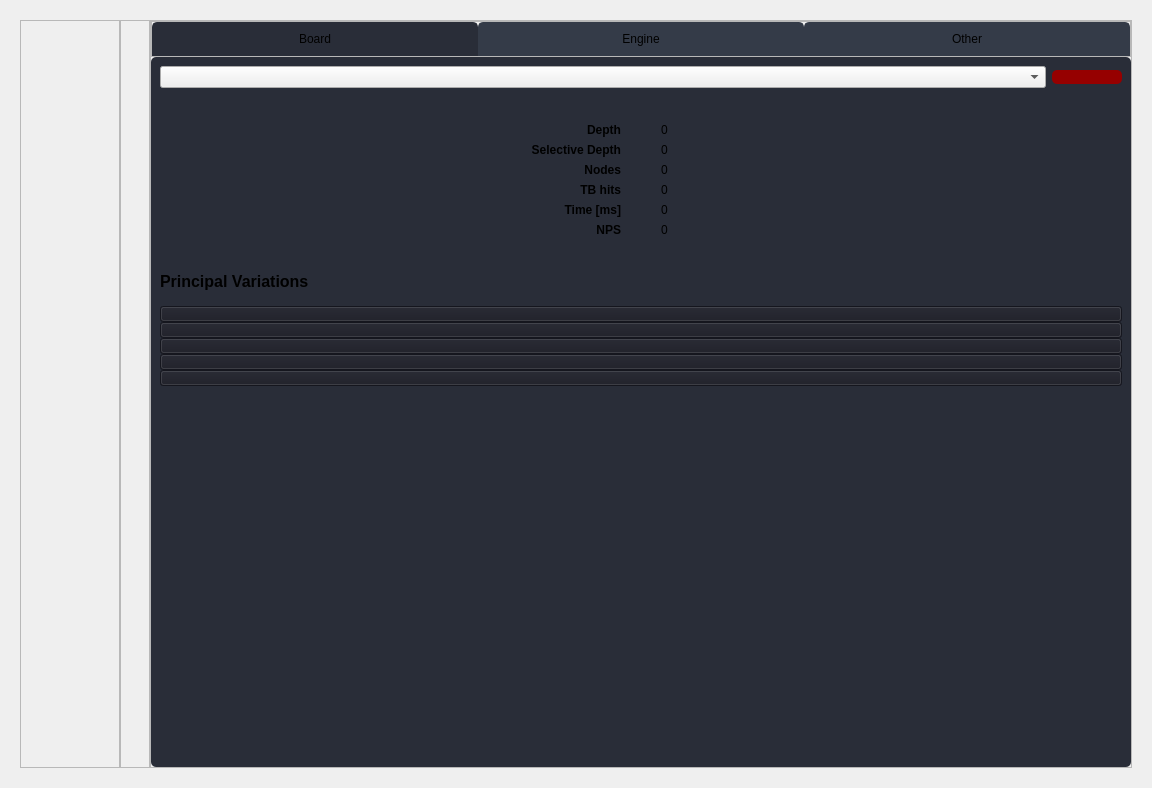
The window that src/analysewidget_form.ui (Luecx/ChessGUI) describes before a commit, drawn with Qt 5.
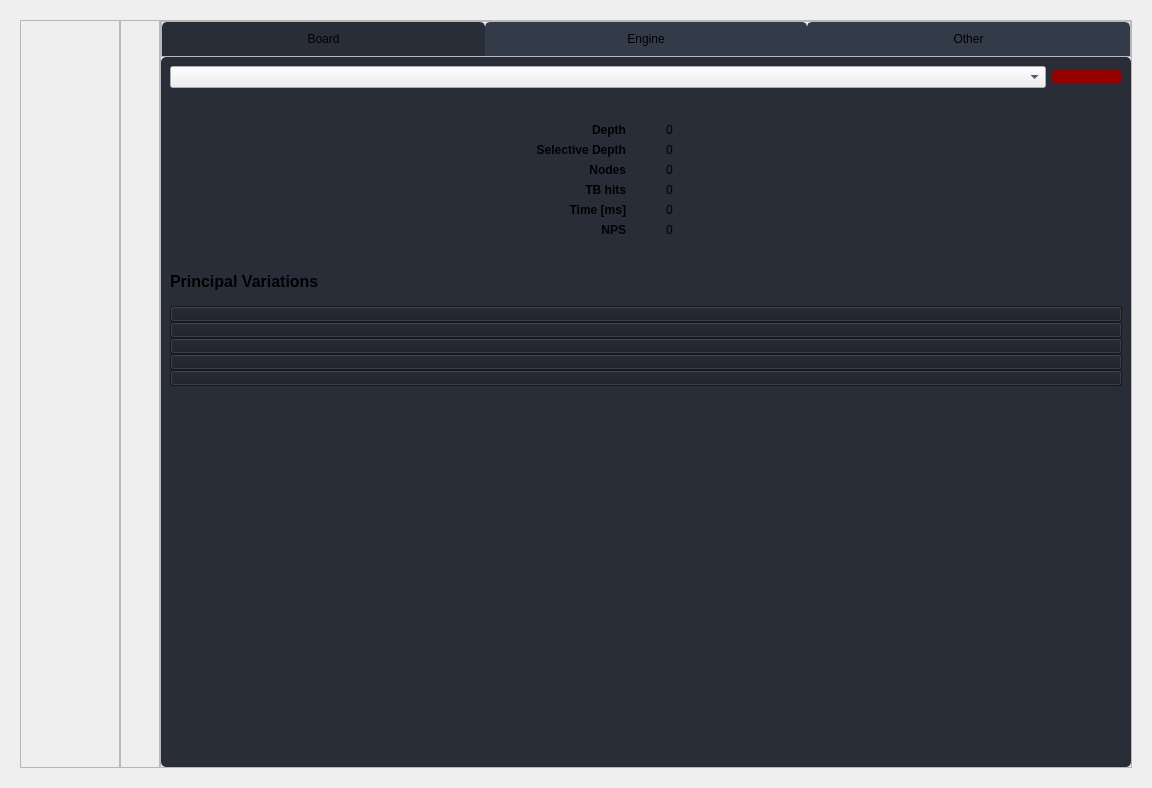
The same window after the commit. The open tabs and pages were chosen to show the change. Icons and pictures are not drawn.

Patch:
```diff
--- a/src/analysewidget_form.ui
+++ b/src/analysewidget_form.ui
@@ -75,7 +75,7 @@
      </property>
      <property name="minimumSize">
       <size>
-       <width>30</width>
+       <width>40</width>
        <height>0</height>
       </size>
      </property>
@@ -91,6 +91,33 @@
      <property name="frameShadow">
       <enum>QFrame::Raised</enum>
      </property>
+     <layout class="QHBoxLayout" name="horizontalLayout_7">
+      <property name="spacing">
+       <number>0</number>
+      </property>
+      <property name="leftMargin">
+       <number>0</number>
+      </property>
+      <property name="topMargin">
+       <number>0</number>
+      </property>
+      <property name="rightMargin">
+       <number>0</number>
+      </property>
+      <property name="bottomMargin">
+       <number>0</number>
+      </property>
+      <item>
+       <layout class="QGridLayout" name="evalbar_layout">
+        <property name="sizeConstraint">
+         <enum>QLayout::SetMaximumSize</enum>
+        </property>
+        <property name="horizontalSpacing">
+         <number>0</number>
+        </property>
+       </layout>
+      </item>
+     </layout>
     </widget>
    </item>
    <item>
```
Left out of the diff: 2 changed lines with no effect on the pictures.
